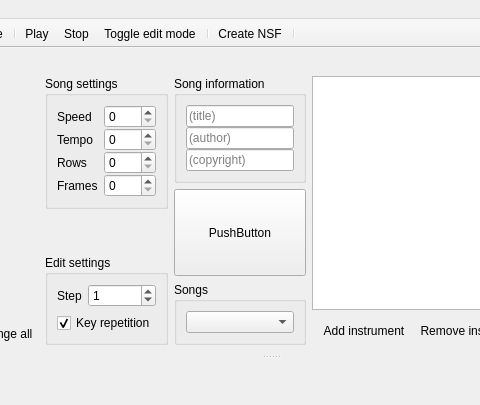
The window that src/qt-gui/mainwindow.ui (nukep/famitracker-cx) describes before a commit, drawn with Qt 5; both pictures show x 129 to 609 and y 0 to 405 of the 800 by 600 pixel window.
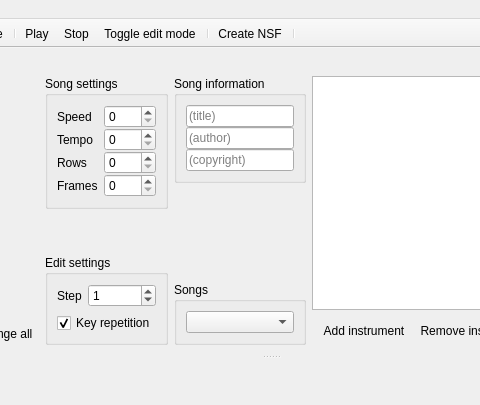
The same window after the commit. Custom widgets are drawn as their Qt base class.

What changed in the file:
```diff
--- a/src/qt-gui/mainwindow.ui
+++ b/src/qt-gui/mainwindow.ui
@@ -305,17 +305,17 @@
         </widget>
        </item>
        <item>
-        <widget class="QPushButton" name="pushButton">
-         <property name="sizePolicy">
-          <sizepolicy hsizetype="Minimum" vsizetype="Expanding">
-           <horstretch>0</horstretch>
-           <verstretch>0</verstretch>
-          </sizepolicy>
+        <spacer name="verticalSpacer_2">
+         <property name="orientation">
+          <enum>Qt::Vertical</enum>
          </property>
-         <property name="text">
-          <string>PushButton</string>
+         <property name="sizeHint" stdset="0">
+          <size>
+           <width>20</width>
+           <height>40</height>
+          </size>
          </property>
-        </widget>
+        </spacer>
        </item>
        <item>
         <widget class="QGroupBox" name="groupBox_4">
```
Left out of the diff: 2 changed lines with no effect on the pictures.
